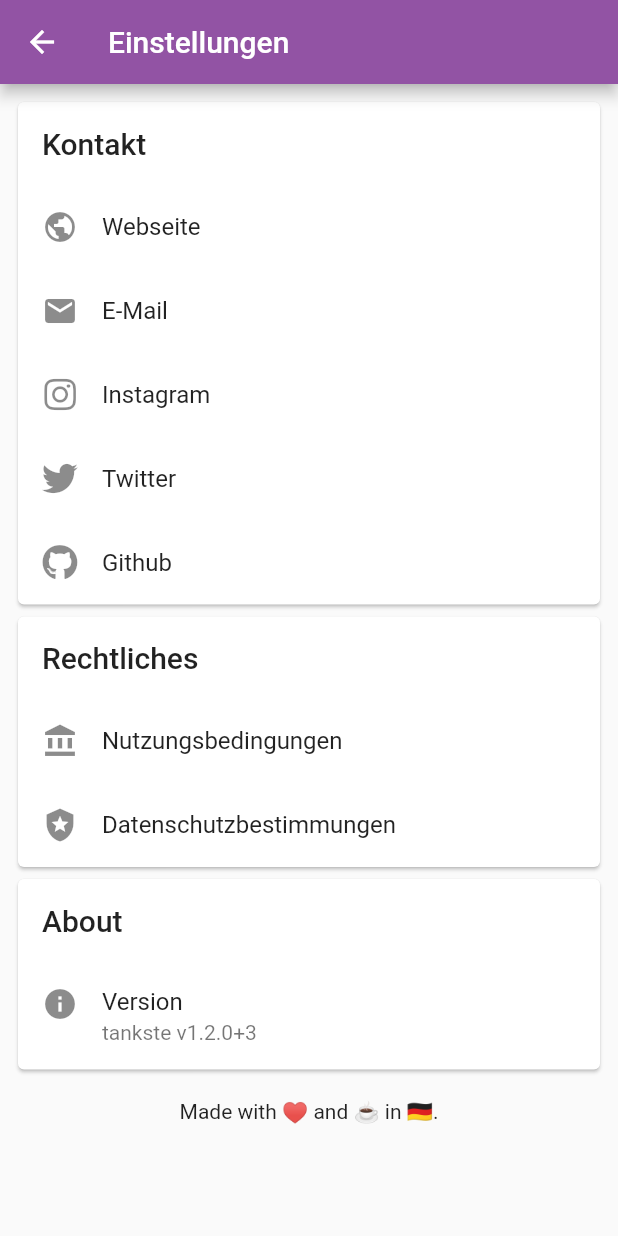
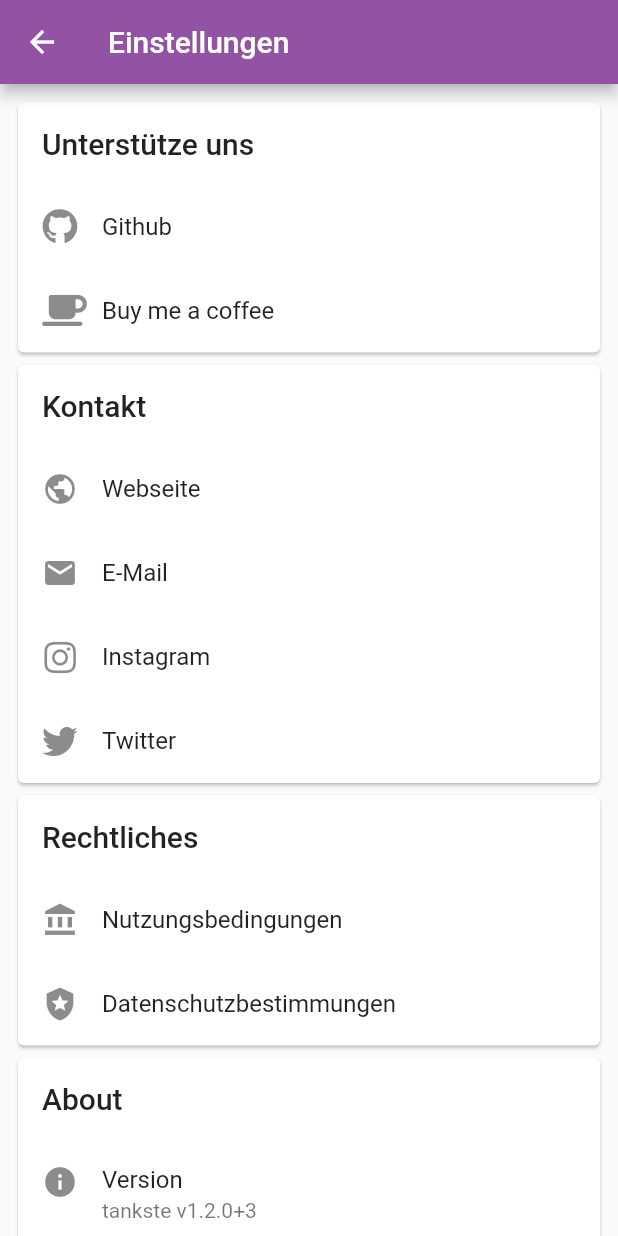
Before and after one commit to tankste/app, a Flutter app: the SettingsPage screen opened directly, on a phone screen of 412 x 824 dp. Run offline on Flutter 3.47's test engine with Material 2 defaults, Android fonts, the light colour scheme and no system bars; our stand-ins replace flutter_bloc, font_awesome_flutter, geolocator, google_maps_flutter, package_info_plus, shared_preferences; missing offline and left inert: in_app_review, map_launcher; accounts and stored records are empty.

Commit message:
Add support section to settings

```diff
--- a/lib/settings_page.dart
+++ b/lib/settings_page.dart
@@ -23,6 +23,22 @@ class SettingsPage extends StatelessWidget {
 
   List<Widget> _buildItems(BuildContext context) {
     return [
+      _buildCard(context, "Unterstütze uns", [
+        ListTile(
+            onTap: () {
+              _openUrl("https://github.com/tankste");
+            },
+            minLeadingWidth: 10,
+            leading: const Icon(FontAwesomeIcons.github),
+            title: const Text("Github")),
+        ListTile(
+            onTap: () {
+              _openUrl("https://buymeacoffee.com/tankste");
+            },
+            minLeadingWidth: 10,
+            leading: const Icon(FontAwesomeIcons.mugSaucer),
+            title: const Text("Buy me a coffee")),
+      ]),
       _buildCard(context, "Kontakt", [
         ListTile(
             onTap: () {
@@ -51,14 +67,7 @@ class SettingsPage extends StatelessWidget {
             },
             minLeadingWidth: 10,
             leading: const Icon(FontAwesomeIcons.twitter),
-            title: const Text("Twitter")),
-        ListTile(
-            onTap: () {
-              _openUrl("https://github.com/tankste");
-            },
-            minLeadingWidth: 10,
-            leading: const Icon(FontAwesomeIcons.github),
-            title: const Text("Github")),
+            title: const Text("Twitter"))
       ]),
       _buildCard(context, "Rechtliches", [
         ListTile(
```
Also changed, not shown: 1 other file.
